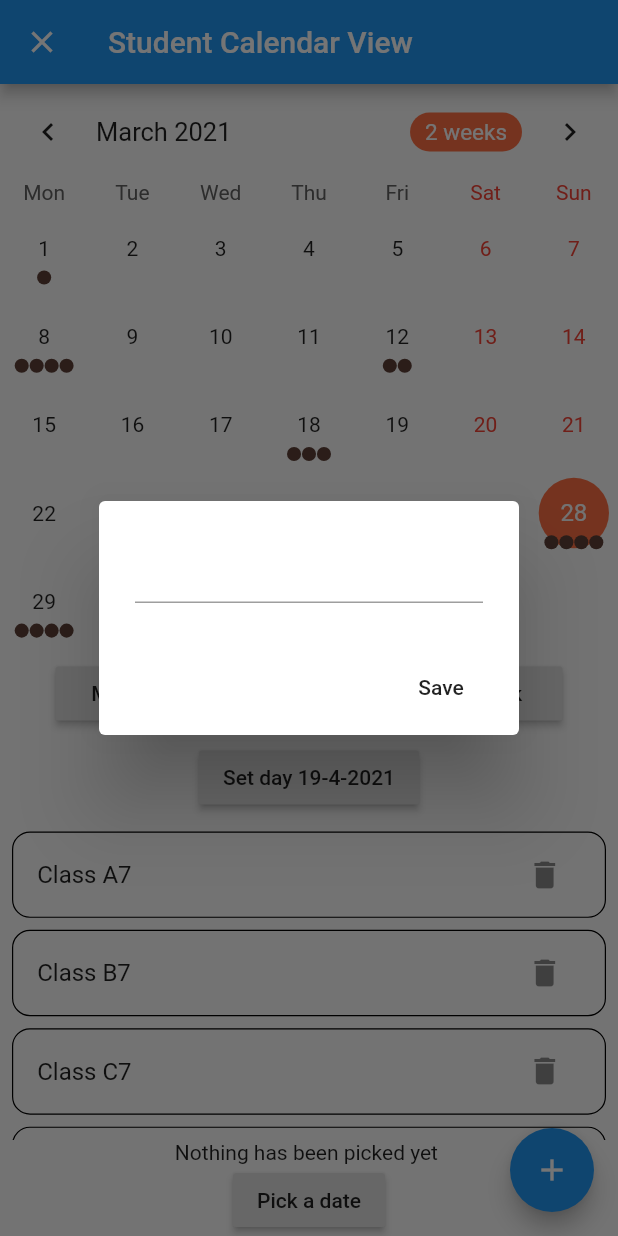
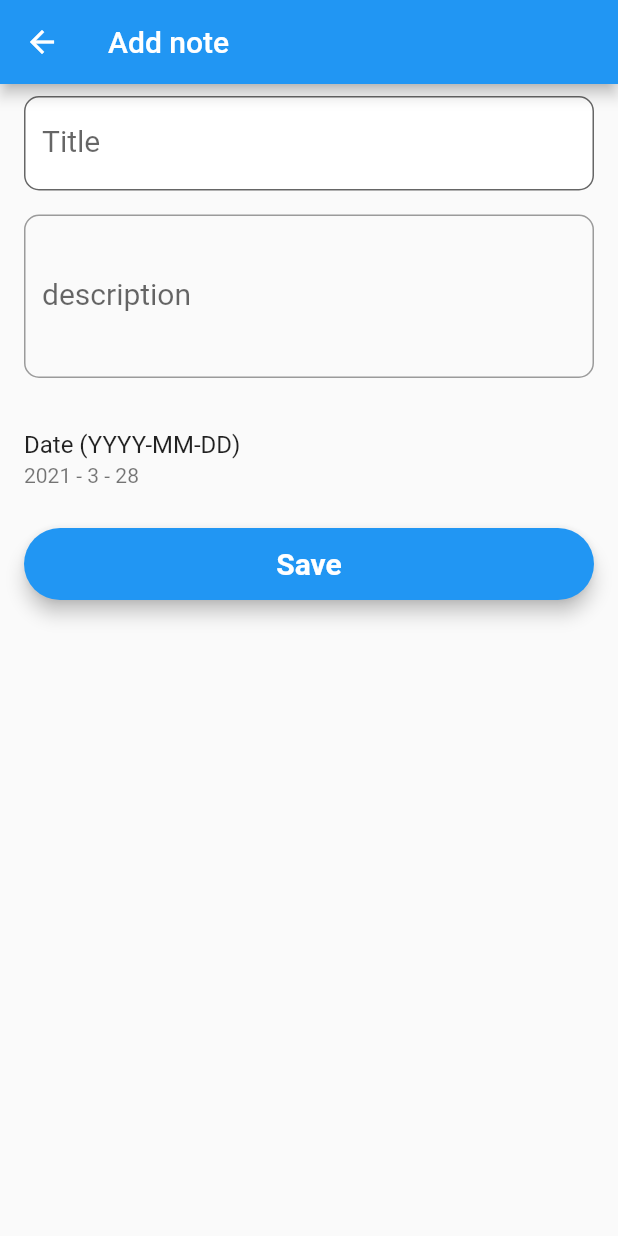
Before and after one commit to Tnkata/Calendar_app, a Flutter app: the screen it shows after launch, after a tap on the "add" icon, on a phone screen of 412 x 824 dp. Run offline on Flutter 3.47's test engine with Material 2 defaults, Android fonts, the phone set to English and light mode, and no system bars; drawn by our look-alikes of table_calendar; missing offline and left inert: firebase_helpers; accounts and stored records are empty; Roboto replaces fonts that are missing (Montserrat).

Commit message:
Add files via upload

```diff
--- /dev/null
+++ b/lib/add_event.dart
@@ -0,0 +1,143 @@
+import 'package:flutter_application_1/model/event.dart';
+import 'package:flutter/material.dart';
+import 'package:flutter_application_1/res/event_firestore_service.dart';
+
+class AddEventPage extends StatefulWidget {
+  final EventModel note;
+
+  const AddEventPage({Key key, this.note}) : super(key: key);
+
+  @override
+  _AddEventPageState createState() => _AddEventPageState();
+}
+
+class _AddEventPageState extends State<AddEventPage> {
+  TextStyle style = TextStyle(fontFamily: 'Montserrat', fontSize: 20.0);
+  TextEditingController _title;
+  TextEditingController _description;
+  DateTime _eventDate;
+  final _formKey = GlobalKey<FormState>();
+  final _key = GlobalKey<ScaffoldState>();
+  bool processing;
+
+  @override
+  void initState() {
+    super.initState();
+    _title = TextEditingController(text: widget.note != null ? widget.note.title : "");
+    _description = TextEditingController(text:  widget.note != null ? widget.note.description : "");
+    _eventDate = DateTime.now();
+    processing = false;
+  }
+
+  @override
+  Widget build(BuildContext context) {
+    return Scaffold(
+      appBar: AppBar(
+        title: Text(widget.note != null ? "Edit Note" : "Add note"),
+      ),
+      key: _key,
+      body: Form(
+        key: _formKey,
+        child: Container(
+          alignment: Alignment.center,
+          child: ListView(
+            children: <Widget>[
+              Padding(
+                padding: const EdgeInsets.symmetric(horizontal: 16.0, vertical: 8.0),
+                child: TextFormField(
+                  controller: _title,
+                  validator: (value) =>
+                      (value.isEmpty) ? "Please Enter title" : null,
+                  style: style,
+                  decoration: InputDecoration(
+                      labelText: "Title",
+                      filled: true,
+                      fillColor: Colors.white,
+                      border: OutlineInputBorder(borderRadius: BorderRadius.circular(10))),
+                ),
+              ),
+              Padding(
+                padding: const EdgeInsets.symmetric(horizontal: 16.0, vertical: 8.0),
+                child: TextFormField(
+                  controller: _description,
+                  minLines: 3,
+                  maxLines: 5,
+                  validator: (value) =>
+                      (value.isEmpty) ? "Please Enter description" : null,
+                  style: style,
+                  decoration: InputDecoration(
+                      labelText: "description",
+                      border: OutlineInputBorder(borderRadius: BorderRadius.circular(10))),
+                ),
+              ),
+              const SizedBox(height: 10.0),
+              ListTile(
+                title: Text("Date (YYYY-MM-DD)"),
+                subtitle: Text("${_eventDate.year} - ${_eventDate.month} - ${_eventDate.day}"),
+                onTap: ()async{
+                  DateTime picked = await showDatePicker(context: context, initialDate: _eventDate, firstDate: DateTime(_eventDate.year-5), lastDate: DateTime(_eventDate.year+5));
+                  if(picked != null) {
+                    setState(() {
+                      _eventDate = picked;
+                    });
+                  }
+                },
+              ),
+
+              SizedBox(height: 10.0),
+              processing
+                  ? Center(child: CircularProgressIndicator())
+                  : Padding(
+                      padding: const EdgeInsets.symmetric(horizontal: 16.0),
+                      child: Material(
+                        elevation: 5.0,
+                        borderRadius: BorderRadius.circular(30.0),
+                        color: Theme.of(context).primaryColor,
+                        child: MaterialButton(
+                          onPressed: () async {
+                            if (_formKey.currentState.validate()) {
+                              setState(() {
+                                processing = true;
+                              });
+                              if(widget.note != null) {
+                                await eventDBS.updateData(widget.note.id,{
+                                  "title": _title.text,
+                                  "description": _description.text,
+                                  "event_date": widget.note.eventDate
+                                });
+                              }else{
+                                await eventDBS.createItem(EventModel(
+                                  title: _title.text,
+                                  description: _description.text,
+                                  eventDate: DateTime.now()
+                                ));
+                              }
+                              Navigator.pop(context);
+                              setState(() {
+                                processing = false;
+                              });
+                            }
+                          },
+                          child: Text(
+                            "Save",
+                            style: style.copyWith(
+                                color: Colors.white,
+                                fontWeight: FontWeight.bold),
+                          ),
+                        ),
+                      ),
+                    ),
+            ],
+          ),
+        ),
+      ),
+    );
+  }
+
+  @override
+  void dispose() {
+    _title.dispose();
+    _description.dispose();
+    super.dispose();
+  }
+}
--- a/lib/main.dart
+++ b/lib/main.dart
@@ -1,6 +1,13 @@
 import 'package:flutter/material.dart';
+import 'package:flutter_application_1/add_event.dart';
 import 'package:table_calendar/table_calendar.dart';
 import 'package:intl/date_symbol_data_local.dart';
+
+
+//import 'dart:async';
+//import 'package:firebase_core/firebase_core.dart';
+//import 'package:firebase_crashlytics/firebase_crashlytics.dart';
+//import 'package:flutter_riverpod/flutter_riverpod.dart';
 
 //Holidays for later use:
 final Map<DateTime, List> _holidays = {
@@ -16,6 +23,7 @@ void main() {
   initializeDateFormatting().then((_) => runApp(MyApp()));
 }
 
+
 class MyApp extends StatelessWidget {
   @override
   Widget build(BuildContext context) {
@@ -24,11 +32,16 @@ class MyApp extends StatelessWidget {
       theme: ThemeData(
         primarySwatch: Colors.blue,
       ),
-      home: MyHomePage(title: 'Student Calendar View'),
+      home: MyHomePage(
+        title: 'Student Calendar View'
+
+      ),
+      routes: {
+        "add_event" :(_) => AddEventPage(),
+      },
     );
   }
 }
-
 
 
 class MyHomePage extends StatefulWidget {
@@ -40,7 +53,10 @@ class MyHomePage extends StatefulWidget {
   _MyHomePageState createState() => _MyHomePageState();
 }
 
+
+
 class _MyHomePageState extends State<MyHomePage> with TickerProviderStateMixin {
+
   Map<DateTime, List> _events;
   TextEditingController _eventController;
   List _selectedEvents;
@@ -159,6 +175,7 @@ class _MyHomePageState extends State<MyHomePage> with TickerProviderStateMixin {
         title: Text(widget.title),
       ),
       body: Column(
+
         mainAxisSize: MainAxisSize.max,
         children: <Widget>[
           // Switch out 2 lines below to play with TableCalendar's settings
@@ -188,17 +205,20 @@ class _MyHomePageState extends State<MyHomePage> with TickerProviderStateMixin {
               });
             },
           )
-
         ],
       ),
       floatingActionButton: FloatingActionButton(
         child: Icon(Icons.add),
-        onPressed: _showAddDialog,
+        onPressed: () => Navigator.pushNamed(context, 'add_event'),
       )
     );
   }
+
+
+
+
 //Recent update to add a class. By Timothy N.
-_showAddDialog() {
+/*_showAddDialog() {
   showDialog(
     context: context,
     builder: (context) => AlertDialog(
@@ -224,7 +244,10 @@ _showAddDialog() {
       ],
     )
   );
-}
+}*/
+
+
+
 
 
 
--- /dev/null
+++ b/lib/model/event.dart
@@ -0,0 +1,36 @@
+import 'package:firebase_helpers/firebase_helpers.dart';
+
+class EventModel extends DatabaseItem{
+  final String id;
+  final String title;
+  final String description;
+  final DateTime eventDate;
+
+  EventModel({this.id,this.title, this.description, this.eventDate}):super(id);
+
+  factory EventModel.fromMap(Map data) {
+    return EventModel(
+      title: data['title'],
+      description: data['description'],
+      eventDate: data['event_date'],
+    );
+  }
+
+  factory EventModel.fromDS(String id, Map<String,dynamic> data) {
+    return EventModel(
+      id: id,
+      title: data['title'],
+      description: data['description'],
+      eventDate: data['event_date'].toDate(),
+    );
+  }
+
+  Map<String,dynamic> toMap() {
+    return {
+      "title":title,
+      "description": description,
+      "event_date":eventDate,
+      "id":id,
+    };
+  }
+}
--- /dev/null
+++ b/lib/res/event_firestore_service.dart
@@ -0,0 +1,4 @@
+import 'package:firebase_helpers/firebase_helpers.dart';
+import '../model/event.dart';
+
+DatabaseService<EventModel> eventDBS = DatabaseService<EventModel>("events",fromDS: (id,data) => EventModel.fromDS(id, data), toMap:(event) => event.toMap());
--- a/lib/theme.dart
+++ b/lib/theme.dart
@@ -1 +0,0 @@
-import 'package:table_calendar/table_calendar.dart';
```
Also changed, not shown: lib/vew_event.dart (added, +28 -0 lines).
